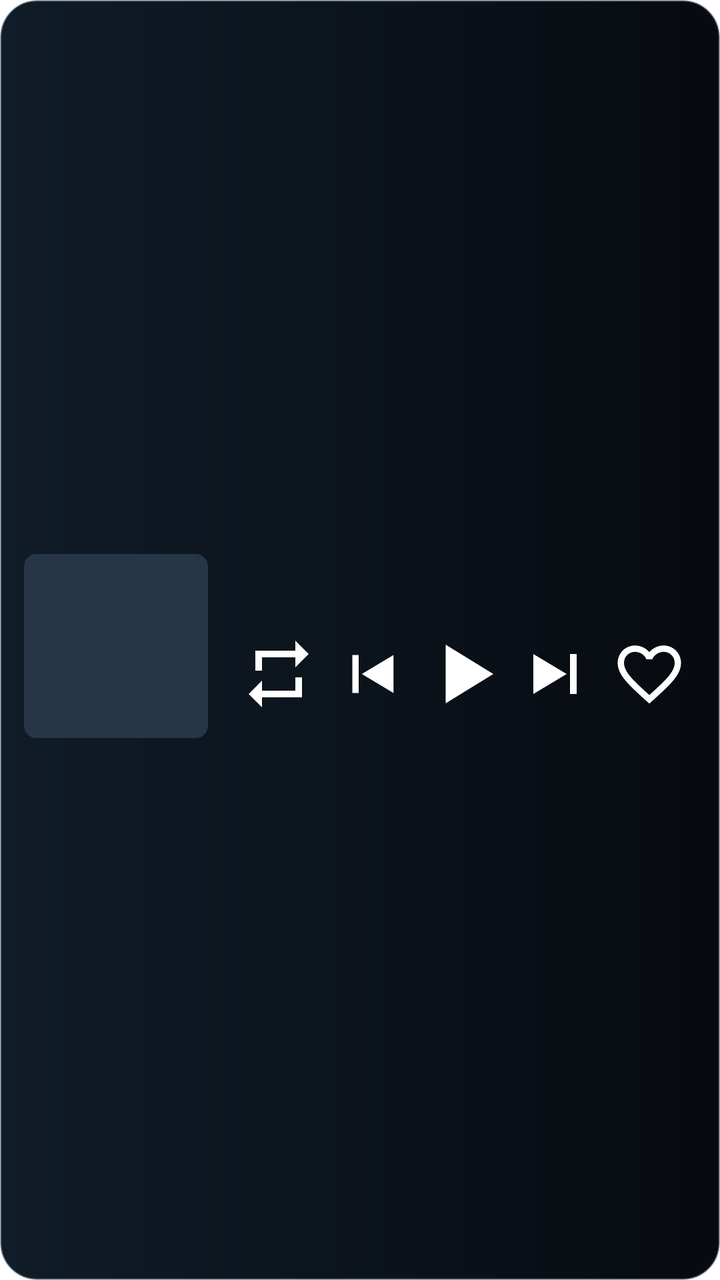
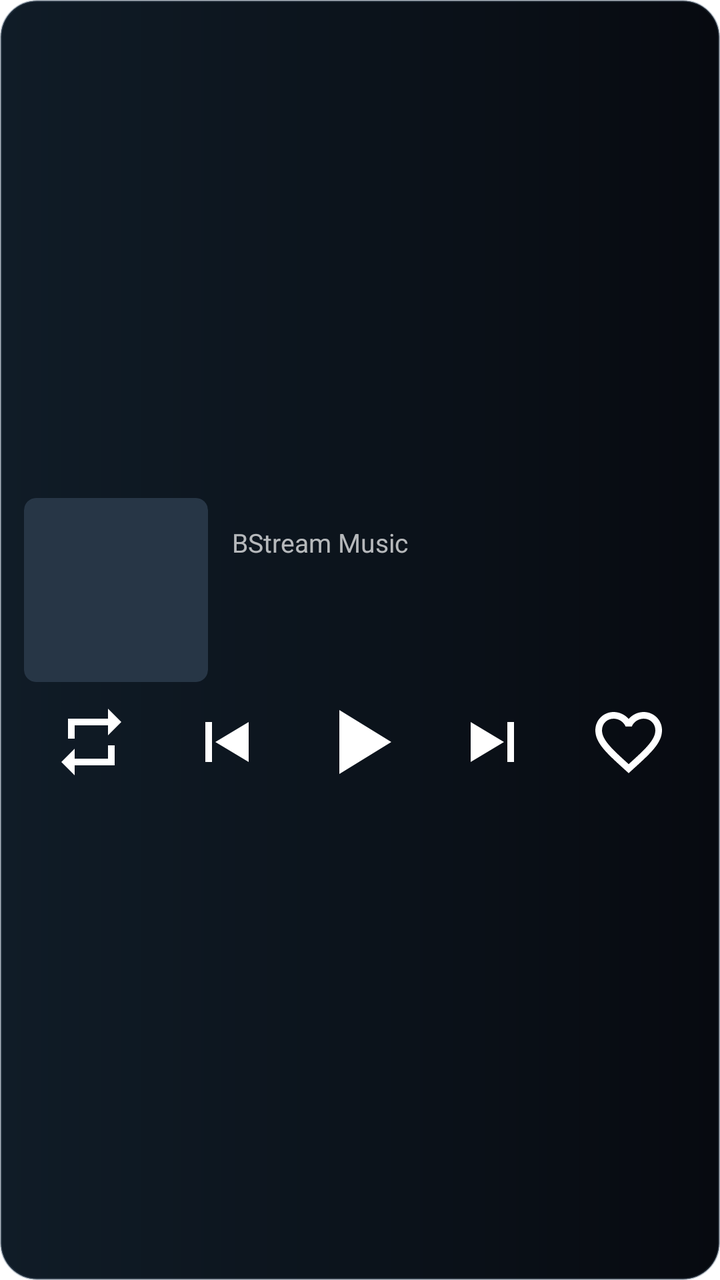

Screens rendered from an Android XML layout before and after an edit, with the pre-edit source and the edit as a unified diff.
<!-- AndroidManifest.xml: fallback theme Theme.MaterialComponents.DayNight.NoActionBar -->
<!-- res/layout/bstream_music_widget_expanded.xml -->
<?xml version="1.0" encoding="utf-8"?>
<FrameLayout xmlns:android="http://schemas.android.com/apk/res/android"
    android:layout_width="match_parent"
    android:layout_height="match_parent"
    android:layout_marginStart="4dp"
    android:layout_marginEnd="4dp"
    android:layout_marginTop="4dp"
    android:layout_marginBottom="0dp"
    android:background="@drawable/bstream_widget_background">

    <ImageView
        android:id="@+id/widget_backdrop"
        android:layout_width="match_parent"
        android:layout_height="match_parent"
        android:background="@drawable/bstream_widget_background"
        android:clipToOutline="true"
        android:contentDescription="@null"
        android:scaleType="fitXY" />

    <LinearLayout
        android:id="@+id/widget_card"
        android:layout_width="match_parent"
        android:layout_height="match_parent"
        android:gravity="center_vertical"
        android:orientation="horizontal"
        android:paddingHorizontal="12dp"
        android:paddingTop="8dp"
        android:paddingBottom="2dp">

        <ImageView
            android:id="@+id/widget_artwork"
            android:layout_width="92dp"
            android:layout_height="92dp"
            android:background="@drawable/bstream_widget_artwork_background"
            android:clipToOutline="true"
            android:contentDescription="@string/widget_artwork_description"
            android:scaleType="centerCrop" />

        <LinearLayout
            android:layout_width="0dp"
            android:layout_height="wrap_content"
            android:layout_marginStart="12dp"
            android:layout_weight="1"
            android:gravity="center_vertical"
            android:orientation="vertical">

            <TextView
                android:id="@+id/widget_title"
                android:layout_width="match_parent"
                android:layout_height="wrap_content"
                android:ellipsize="end"
                android:fontFamily="sans-serif-medium"
                android:maxLines="1"
                android:textColor="#FFFFFFFF"
                android:textSize="18sp" />

            <TextView
                android:id="@+id/widget_artist"
                android:layout_width="match_parent"
                android:layout_height="0dp"
                android:visibility="gone" />

            <LinearLayout
                android:layout_width="match_parent"
                android:layout_height="48dp"
                android:layout_marginTop="4dp"
                android:gravity="center"
                android:orientation="horizontal">

                <ImageView
                    android:id="@+id/widget_repeat"
                    android:layout_width="0dp"
                    android:layout_height="40dp"
                    android:layout_weight="1"
                    android:background="@android:color/transparent"
                    android:contentDescription="@string/widget_repeat"
                    android:padding="0dp"
                    android:src="@drawable/bstream_widget_repeat"
                    android:scaleType="fitCenter"
                    android:tint="#FFFFFFFF" />

                <ImageView
                    android:id="@+id/widget_previous"
                    android:layout_width="0dp"
                    android:layout_height="40dp"
                    android:layout_weight="1"
                    android:background="@android:color/transparent"
                    android:contentDescription="@string/widget_previous"
                    android:padding="1dp"
                    android:src="@drawable/bstream_widget_previous"
                    android:scaleType="fitCenter"
                    android:tint="#FFFFFFFF" />

                <ImageView
                    android:id="@+id/widget_play_pause"
                    android:layout_width="0dp"
                    android:layout_height="44dp"
                    android:layout_weight="1"
                    android:background="@android:color/transparent"
                    android:contentDescription="@string/widget_play_pause"
                    android:padding="0dp"
                    android:src="@drawable/bstream_widget_play"
                    android:scaleType="fitCenter"
                    android:tint="#FFFFFFFF" />

                <ImageView
                    android:id="@+id/widget_next"
                    android:layout_width="0dp"
                    android:layout_height="40dp"
                    android:layout_weight="1"
                    android:background="@android:color/transparent"
                    android:contentDescription="@string/widget_next"
                    android:padding="0dp"
                    android:src="@drawable/bstream_widget_next"
                    android:scaleType="fitCenter"
                    android:tint="#FFFFFFFF" />

                <ImageView
                    android:id="@+id/widget_favorite"
                    android:layout_width="0dp"
                    android:layout_height="40dp"
                    android:layout_weight="1"
                    android:background="@android:color/transparent"
                    android:contentDescription="@string/widget_favorite"
                    android:padding="1dp"
                    android:src="@drawable/bstream_widget_heart_outline"
                    android:scaleType="fitCenter"
                    android:tint="#FFFFFFFF" />
            </LinearLayout>
        </LinearLayout>
    </LinearLayout>
</FrameLayout>
<!-- resources referenced by this layout -->
<resources>
  <!-- drawable bstream_widget_artwork_background (drawable) -->
  <?xml version="1.0" encoding="utf-8"?>
  <shape xmlns:android="http://schemas.android.com/apk/res/android" android:shape="rectangle">
      <corners android:radius="6dp" />
      <solid android:color="#FF273646" />
  </shape>
  <!-- drawable bstream_widget_background (drawable) -->
  <?xml version="1.0" encoding="utf-8"?>
  <shape xmlns:android="http://schemas.android.com/apk/res/android" android:shape="rectangle">
      <corners android:radius="18dp" />
      <gradient android:angle="0" android:startColor="#FF101C27" android:endColor="#FF070A10" />
      <stroke android:width="1dp" android:color="#405E7182" />
  </shape>
  <!-- drawable bstream_widget_heart_outline (drawable) -->
  <vector xmlns:android="http://schemas.android.com/apk/res/android"
      android:width="32dp"
      android:height="32dp"
      android:viewportWidth="24"
      android:viewportHeight="24">
      <path
          android:fillColor="#FFFFFFFF"
          android:pathData="M16.5,3c-1.74,0 -3.41,0.81 -4.5,2.09C10.91,3.81 9.24,3 7.5,3 4.42,3 2,5.42 2,8.5c0,3.78 3.4,6.86 8.55,11.54L12,21.35l1.45,-1.32C18.6,15.36 22,12.28 22,8.5 22,5.42 19.58,3 16.5,3zM12.1,18.55l-0.1,0.1 -0.1,-0.1C7.14,14.24 4,11.39 4,8.5 4,6.5 5.5,5 7.5,5c1.54,0 3.04,0.99 3.57,2.36h1.87C13.46,5.99 14.96,5 16.5,5 18.5,5 20,6.5 20,8.5c0,2.89 -3.14,5.74 -7.9,10.05z" />
  </vector>
  <!-- drawable bstream_widget_next (drawable) -->
  <vector xmlns:android="http://schemas.android.com/apk/res/android"
      android:width="32dp"
      android:height="32dp"
      android:viewportWidth="24"
      android:viewportHeight="24">
      <path
          android:fillColor="#FFFFFFFF"
          android:pathData="M16,6h2v12h-2zM5,6v12l10,-6z" />
  </vector>
  <!-- drawable bstream_widget_play (drawable) -->
  <vector xmlns:android="http://schemas.android.com/apk/res/android"
      android:width="32dp"
      android:height="32dp"
      android:viewportWidth="24"
      android:viewportHeight="24">
      <path
          android:fillColor="#FFFFFFFF"
          android:pathData="M7,4v16l13,-8z" />
  </vector>
  <!-- drawable bstream_widget_previous (drawable) -->
  <vector xmlns:android="http://schemas.android.com/apk/res/android"
      android:width="32dp"
      android:height="32dp"
      android:viewportWidth="24"
      android:viewportHeight="24">
      <path
          android:fillColor="#FFFFFFFF"
          android:pathData="M6,6h2v12H6zM19,6v12l-10,-6z" />
  </vector>
  <!-- drawable bstream_widget_repeat (drawable) -->
  <vector xmlns:android="http://schemas.android.com/apk/res/android"
      android:width="32dp"
      android:height="32dp"
      android:viewportWidth="24"
      android:viewportHeight="24">
      <path
          android:fillColor="#FFFFFFFF"
          android:pathData="M7,7h10v3l4,-4 -4,-4v3H5v6h2V7zM17,17H7v-3l-4,4 4,4v-3h12v-6h-2v4z" />
  </vector>
  <string name="widget_artwork_description">Portada de la canción</string>
  <string name="widget_favorite">Favoritos</string>
  <string name="widget_next">Siguiente</string>
  <string name="widget_play_pause">Reproducir o pausar</string>
  <string name="widget_previous">Anterior</string>
  <string name="widget_repeat">Repetir</string>
</resources>

<!-- the commit's change to res/layout/bstream_music_widget_expanded.xml (unified diff, before → after) -->
@@ -22,111 +22,136 @@
         android:layout_width="match_parent"
         android:layout_height="match_parent"
         android:gravity="center_vertical"
-        android:orientation="horizontal"
+        android:orientation="vertical"
         android:paddingHorizontal="12dp"
-        android:paddingTop="8dp"
+        android:paddingTop="6dp"
         android:paddingBottom="2dp">
 
-        <ImageView
-            android:id="@+id/widget_artwork"
-            android:layout_width="92dp"
-            android:layout_height="92dp"
-            android:background="@drawable/bstream_widget_artwork_background"
-            android:clipToOutline="true"
-            android:contentDescription="@string/widget_artwork_description"
-            android:scaleType="centerCrop" />
+        <LinearLayout
+            android:id="@+id/widget_metadata"
+            android:layout_width="match_parent"
+            android:layout_height="wrap_content"
+            android:gravity="center_vertical"
+            android:orientation="horizontal">
+
+            <ImageView
+                android:id="@+id/widget_artwork"
+                android:layout_width="92dp"
+                android:layout_height="92dp"
+                android:background="@drawable/bstream_widget_artwork_background"
+                android:clipToOutline="true"
+                android:contentDescription="@string/widget_artwork_description"
+                android:scaleType="centerCrop" />
+
+            <LinearLayout
+                android:layout_width="0dp"
+                android:layout_height="wrap_content"
+                android:layout_marginStart="12dp"
+                android:layout_weight="1"
+                android:gravity="center_vertical"
+                android:orientation="vertical">
+
+                <TextView
+                    android:id="@+id/widget_player_name"
+                    android:layout_width="match_parent"
+                    android:layout_height="wrap_content"
+                    android:ellipsize="end"
+                    android:singleLine="true"
+                    android:text="@string/widget_player_name"
+                    android:textColor="#B3FFFFFF"
+                    android:textSize="13sp" />
+
+                <TextView
+                    android:id="@+id/widget_title"
+                    android:layout_width="match_parent"
+                    android:layout_height="wrap_content"
+                    android:layout_marginTop="2dp"
+                    android:ellipsize="end"
+                    android:fontFamily="sans-serif-medium"
+                    android:textStyle="bold"
+                    android:singleLine="true"
+                    android:textColor="#FFFFFFFF"
+                    android:textSize="18sp" />
+
+                <TextView
+                    android:id="@+id/widget_artist"
+                    android:layout_width="match_parent"
+                    android:layout_height="wrap_content"
+                    android:layout_marginTop="2dp"
+                    android:ellipsize="end"
+                    android:singleLine="true"
+                    android:textColor="#D7DDE3E8"
+                    android:textSize="14sp" />
+            </LinearLayout>
+        </LinearLayout>
 
         <LinearLayout
-            android:layout_width="0dp"
-            android:layout_height="wrap_content"
-            android:layout_marginStart="12dp"
-            android:layout_weight="1"
-            android:gravity="center_vertical"
-            android:orientation="vertical">
+            android:id="@+id/widget_controls"
+            android:layout_width="match_parent"
+            android:layout_height="48dp"
+            android:layout_marginTop="6dp"
+            android:gravity="center"
+            android:orientation="horizontal">
 
-            <TextView
-                android:id="@+id/widget_title"
-                android:layout_width="match_parent"
-                android:layout_height="wrap_content"
-                android:ellipsize="end"
-                android:fontFamily="sans-serif-medium"
-                android:maxLines="1"
-                android:textColor="#FFFFFFFF"
-                android:textSize="18sp" />
+            <ImageView
+                android:id="@+id/widget_repeat"
+                android:layout_width="0dp"
+                android:layout_height="48dp"
+                android:layout_weight="1"
+                android:background="@android:color/transparent"
+                android:contentDescription="@string/widget_repeat"
+                android:padding="4dp"
+                android:src="@drawable/bstream_widget_repeat"
+                android:scaleType="fitCenter"
+                android:tint="#FFFFFFFF" />
 
-            <TextView
-                android:id="@+id/widget_artist"
-                android:layout_width="match_parent"
-                android:layout_height="0dp"
-                android:visibility="gone" />
+            <ImageView
+                android:id="@+id/widget_previous"
+                android:layout_width="0dp"
+                android:layout_height="48dp"
+                android:layout_weight="1"
+                android:background="@android:color/transparent"
+                android:contentDescription="@string/widget_previous"
+                android:padding="4dp"
+                android:src="@drawable/bstream_widget_previous"
+                android:scaleType="fitCenter"
+                android:tint="#FFFFFFFF" />
 
-            <LinearLayout
-                android:layout_width="match_parent"
+            <ImageView
+                android:id="@+id/widget_play_pause"
+                android:layout_width="0dp"
                 android:layout_height="48dp"
-                android:layout_marginTop="4dp"
-                android:gravity="center"
-                android:orientation="horizontal">
+                android:layout_weight="1"
+                android:background="@android:color/transparent"
+                android:contentDescription="@string/widget_play_pause"
+                android:padding="0dp"
+                android:src="@drawable/bstream_widget_play"
+                android:scaleType="fitCenter"
+                android:tint="#FFFFFFFF" />
 
-                <ImageView
-                    android:id="@+id/widget_repeat"
-                    android:layout_width="0dp"
-                    android:layout_height="40dp"
-                    android:layout_weight="1"
-                    android:background="@android:color/transparent"
-                    android:contentDescription="@string/widget_repeat"
-                    android:padding="0dp"
-                    android:src="@drawable/bstream_widget_repeat"
-                    android:scaleType="fitCenter"
-                    android:tint="#FFFFFFFF" />
+            <ImageView
+                android:id="@+id/widget_next"
+                android:layout_width="0dp"
+                android:layout_height="48dp"
+                android:layout_weight="1"
+                android:background="@android:color/transparent"
+                android:contentDescription="@string/widget_next"
+                android:padding="4dp"
+                android:src="@drawable/bstream_widget_next"
+                android:scaleType="fitCenter"
+                android:tint="#FFFFFFFF" />
 
-                <ImageView
-                    android:id="@+id/widget_previous"
-                    android:layout_width="0dp"
-                    android:layout_height="40dp"
-                    android:layout_weight="1"
-                    android:background="@android:color/transparent"
-                    android:contentDescription="@string/widget_previous"
-                    android:padding="1dp"
-                    android:src="@drawable/bstream_widget_previous"
-                    android:scaleType="fitCenter"
-                    android:tint="#FFFFFFFF" />
-
-                <ImageView
-                    android:id="@+id/widget_play_pause"
-                    android:layout_width="0dp"
-                    android:layout_height="44dp"
-                    android:layout_weight="1"
-                    android:background="@android:color/transparent"
-                    android:contentDescription="@string/widget_play_pause"
-                    android:padding="0dp"
-                    android:src="@drawable/bstream_widget_play"
-                    android:scaleType="fitCenter"
-                    android:tint="#FFFFFFFF" />
-
-                <ImageView
-                    android:id="@+id/widget_next"
-                    android:layout_width="0dp"
-                    android:layout_height="40dp"
-                    android:layout_weight="1"
-                    android:background="@android:color/transparent"
-                    android:contentDescription="@string/widget_next"
-                    android:padding="0dp"
-                    android:src="@drawable/bstream_widget_next"
-                    android:scaleType="fitCenter"
-                    android:tint="#FFFFFFFF" />
-
-                <ImageView
-                    android:id="@+id/widget_favorite"
-                    android:layout_width="0dp"
-                    android:layout_height="40dp"
-                    android:layout_weight="1"
-                    android:background="@android:color/transparent"
-                    android:contentDescription="@string/widget_favorite"
-                    android:padding="1dp"
-                    android:src="@drawable/bstream_widget_heart_outline"
-                    android:scaleType="fitCenter"
-                    android:tint="#FFFFFFFF" />
-            </LinearLayout>
+            <ImageView
+                android:id="@+id/widget_favorite"
+                android:layout_width="0dp"
+                android:layout_height="48dp"
+                android:layout_weight="1"
+                android:background="@android:color/transparent"
+                android:contentDescription="@string/widget_favorite"
+                android:padding="4dp"
+                android:src="@drawable/bstream_widget_heart_outline"
+                android:scaleType="fitCenter"
+                android:tint="#FFFFFFFF" />
         </LinearLayout>
     </LinearLayout>
 </FrameLayout>
<!-- resource entries referenced after the edit -->
@@ -67,6 +67,7 @@
   <string name="widget_favorite">Favoritos</string>
   <string name="widget_next">Siguiente</string>
   <string name="widget_play_pause">Reproducir o pausar</string>
+  <string name="widget_player_name">BStream Music</string>
   <string name="widget_previous">Anterior</string>
   <string name="widget_repeat">Repetir</string>
 </resources>
